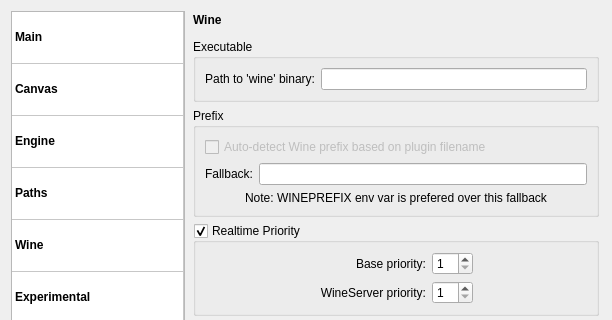
falkTX/Carla, file resources/ui/carla_settings.ui: the form before one commit; both pictures show x 0 to 612 and y 0 to 320 of the 612 by 520 pixel window.
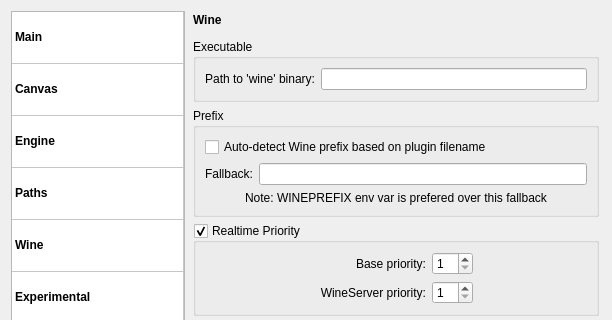
The form after the commit. The open tabs and pages were chosen to show the change. Icons and pictures are not drawn.

Commit message: Implement automatic find of plugin wineprefix Thanks to Jan Ypma for some base code Closes #332 Closes #374

```diff
--- a/resources/ui/carla_settings.ui
+++ b/resources/ui/carla_settings.ui
@@ -1478,9 +1478,6 @@
            <layout class="QGridLayout" name="gridLayout_6">
             <item row="0" column="0" colspan="2">
              <widget class="QCheckBox" name="cb_wine_prefix_detect">
-              <property name="enabled">
-               <bool>false</bool>
-              </property>
               <property name="text">
                <string>Auto-detect Wine prefix based on plugin filename</string>
               </property>
```
The commit also changes 2 other files.
